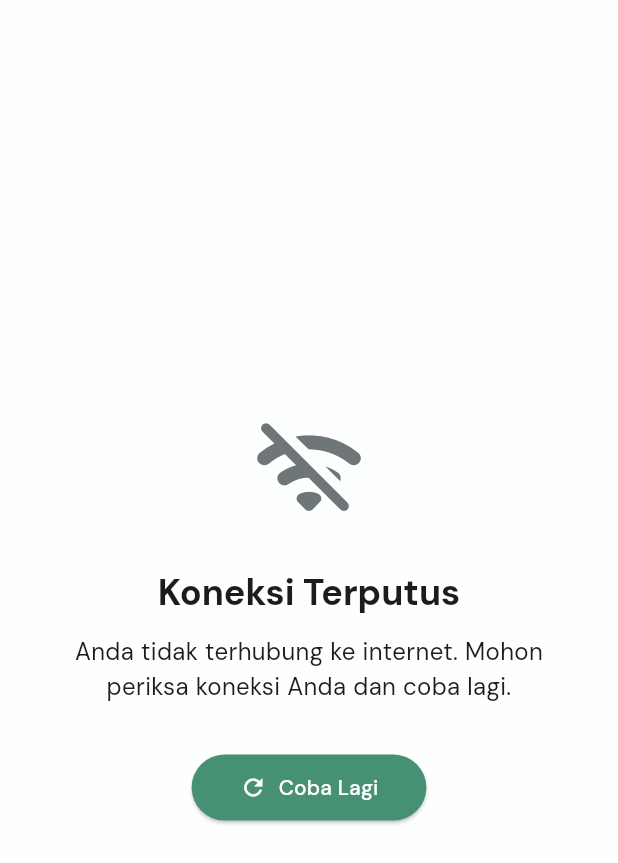
After one commit to NotDaniArya/empowerme, a Flutter app: the OfflineScreen screen opened directly, after a tap on "Coba Lagi", on a phone screen of 412 x 824 dp. The commit adds this screen. Shown: the top 863 px of the screen. Run offline on Flutter 3.47's test engine with Material 3 defaults, Android fonts, the phone set to English and light mode, and no system bars; our stand-ins replace cached_network_image, carousel_slider, connectivity_plus, dio, equatable, flutter_riverpod and 11 more; missing offline and left inert: stomp_dart_client; accounts and stored records are empty.

Commit message:
feat: fitur cek internet

```diff
--- /dev/null
+++ b/lib/app_root.dart
@@ -0,0 +1,87 @@
+import 'package:flutter/material.dart';
+import 'package:flutter_riverpod/flutter_riverpod.dart';
+import 'package:flutter_spinkit/flutter_spinkit.dart';
+import 'package:new_empowerme/utils/constant/colors.dart';
+import 'package:new_empowerme/utils/shared_providers/connectivity_status_provider.dart';
+
+import 'main.dart';
+
+class AppRoot extends ConsumerWidget {
+  const AppRoot({super.key});
+
+  @override
+  Widget build(BuildContext context, WidgetRef ref) {
+    final connectivityStatus = ref.watch(connectivityNotifierProvider);
+
+    switch (connectivityStatus) {
+      case ConnectivityStatus.online:
+        return const AuthGate();
+      case ConnectivityStatus.offline:
+        return const OfflineScreen();
+      case ConnectivityStatus.checking:
+      default:
+        return const Scaffold(
+          body: Center(
+            child: SpinKitThreeInOut(size: 30, color: TColors.primaryColor),
+          ),
+        );
+    }
+  }
+}
+
+class OfflineScreen extends ConsumerWidget {
+  const OfflineScreen({super.key});
+
+  @override
+  Widget build(BuildContext context, WidgetRef ref) {
+    return Scaffold(
+      backgroundColor: TColors.backgroundColor,
+      body: Center(
+        child: Padding(
+          padding: const EdgeInsets.all(24.0),
+          child: Column(
+            mainAxisAlignment: MainAxisAlignment.center,
+            children: [
+              const Icon(
+                Icons.wifi_off_rounded,
+                size: 80,
+                color: TColors.secondaryText,
+              ),
+              const SizedBox(height: 24),
+              Text(
+                'Koneksi Terputus',
+                style: Theme.of(context).textTheme.headlineSmall?.copyWith(
+                  fontWeight: FontWeight.bold,
+                ),
+              ),
+              const SizedBox(height: 12),
+              const Text(
+                'Anda tidak terhubung ke internet. Mohon periksa koneksi Anda dan coba lagi.',
+                style: TextStyle(fontSize: 16),
+                textAlign: TextAlign.center,
+              ),
+              const SizedBox(height: 32),
+              ElevatedButton.icon(
+                onPressed: () => ref
+                    .read(connectivityNotifierProvider.notifier)
+                    .recheckConnectivity(),
+                icon: const Icon(Icons.refresh, color: Colors.white),
+                label: const Text(
+                  'Coba Lagi',
+                  style: TextStyle(color: Colors.white),
+                ),
+                style: ElevatedButton.styleFrom(
+                  backgroundColor: TColors.primaryColor,
+                  padding: const EdgeInsets.symmetric(
+                    horizontal: 32,
+                    vertical: 12,
+                  ),
+                ),
+              ),
+            ],
+          ),
+        ),
+      ),
+    );
+  }
+}
--- a/lib/main.dart
+++ b/lib/main.dart
@@ -4,6 +4,7 @@ import 'package:flutter_riverpod/flutter_riverpod.dart';
 import 'package:google_fonts/google_fonts.dart';
 import 'package:hive_flutter/adapters.dart';
 import 'package:intl/date_symbol_data_local.dart';
+import 'package:new_empowerme/app_root.dart';
 import 'package:new_empowerme/konselor_navigation_menu.dart';
 import 'package:new_empowerme/pendamping_navigation_menu.dart';
 import 'package:new_empowerme/splash_screen.dart';
@@ -46,7 +47,7 @@ class MyApp extends ConsumerWidget {
       title: 'EmpowerMe',
       debugShowCheckedModeBanner: false,
       theme: theme,
-      home: const AuthGate(),
+      home: const AppRoot(),
     );
   }
 }
--- /dev/null
+++ b/lib/utils/shared_providers/connectivity_status_provider.dart
@@ -0,0 +1,51 @@
+import 'dart:async';
+
+import 'package:connectivity_plus/connectivity_plus.dart';
+import 'package:flutter_riverpod/flutter_riverpod.dart';
+
+// Enum untuk merepresentasikan semua kemungkinan status koneksi.
+enum ConnectivityStatus { online, offline, checking }
+
+class ConnectivityNotifier extends StateNotifier<ConnectivityStatus> {
+  StreamSubscription? _subscription;
+
+  ConnectivityNotifier() : super(ConnectivityStatus.checking) {
+    // Memeriksa status awal saat notifier pertama kali dibuat.
+    _checkInitialStatus();
+    // Mendengarkan perubahan konektivitas di masa mendatang.
+    _subscription = Connectivity().onConnectivityChanged.listen(_updateStatus);
+  }
+
+  Future<void> _checkInitialStatus() async {
+    final result = await Connectivity().checkConnectivity();
+    _updateStatus(result);
+  }
+
+  void _updateStatus(List<ConnectivityResult> result) {
+    // Jika hasilnya adalah 'none', berarti offline. Jika tidak, online.
+    if (result.contains(ConnectivityResult.none)) {
+      state = ConnectivityStatus.offline;
+    } else {
+      state = ConnectivityStatus.online;
+    }
+  }
+
+  /// Metode ini memungkinkan UI (tombol "Coba Lagi") untuk memicu
+  /// pemeriksaan ulang koneksi secara manual.
+  Future<void> recheckConnectivity() async {
+    state = ConnectivityStatus.checking;
+    await _checkInitialStatus();
+  }
+
+  @override
+  void dispose() {
+    _subscription?.cancel();
+    super.dispose();
+  }
+}
+
+/// Provider global yang bisa diakses dari seluruh aplikasi.
+final connectivityNotifierProvider =
+    StateNotifierProvider<ConnectivityNotifier, ConnectivityStatus>(
+      (ref) => ConnectivityNotifier(),
+    );
--- a/pubspec.yaml
+++ b/pubspec.yaml
@@ -31,6 +31,7 @@ dependencies:
   hive_flutter: ^1.1.0
   uuid: ^4.4.0
   path_provider: ^2.1.3
+  connectivity_plus: ^7.0.0
 
 dev_dependencies:
   flutter_test:
```
Also changed, not shown: pubspec.lock.
